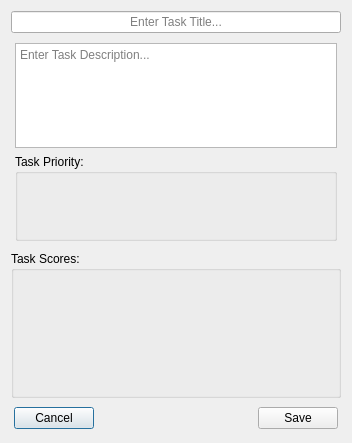
First picture: the form in products/KanSolo/src/UIKanSoloCreateNewTask.ui, repository cbtek/KanSolo, before the edit.
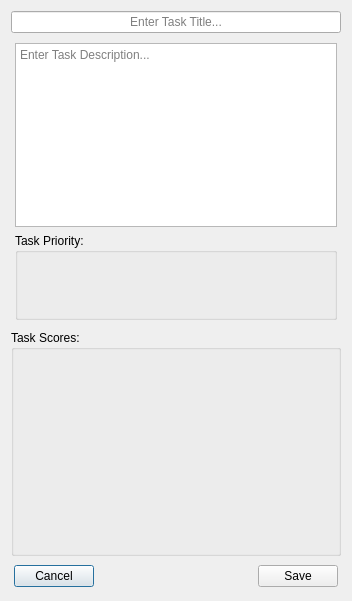
Second picture: the form after the edit. Icons and pictures are not drawn.

Commit message: Fixed database errors associated with missing users table Fixed persistent theme/board selection across concurrent runs

```diff
--- a/products/KanSolo/src/UIKanSoloCreateNewTask.ui
+++ b/products/KanSolo/src/UIKanSoloCreateNewTask.ui
@@ -7,7 +7,7 @@
     <x>0</x>
     <y>0</y>
     <width>352</width>
-    <height>443</height>
+    <height>601</height>
    </rect>
   </property>
   <property name="windowTitle">
```
The commit also changes 2 other files.
